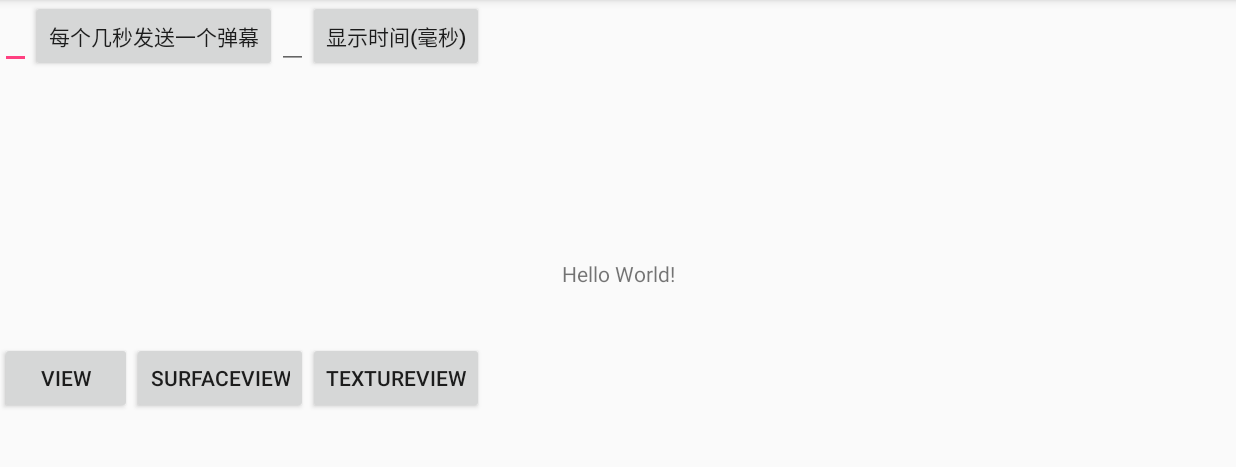
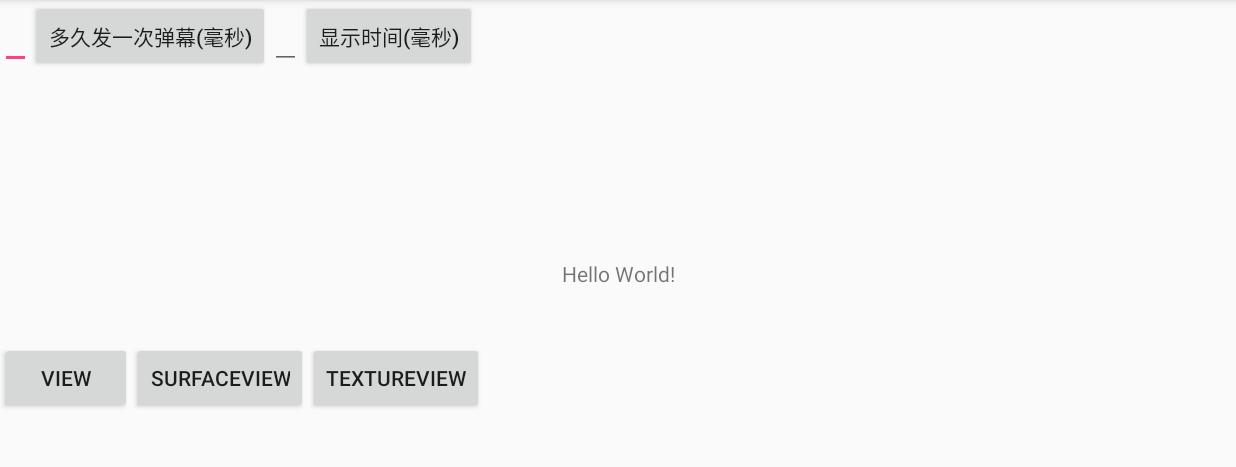
Before and after one commit to Joyounger/BulletComments, an Android app: the screen it shows after launch (MainActivity), on a phone screen of 824 x 412 dp (held sideways), the part 72-539 px from its top. Run offline under Robolectric (Android 15) with nearby library versions, the phone set to English and light mode, and no system bars.

Commit message:
1 修改button提示文字 2 调整弹幕发送频率,发送速度和弹幕字体大小
Signed-off-by: Joyounger <942510346@qq.com>

```diff
--- a/app/src/main/res/layout/activity_main.xml
+++ b/app/src/main/res/layout/activity_main.xml
@@ -27,7 +27,7 @@
 
         <Button
             android:id="@+id/button0"
-            android:text="每个几秒发送一个弹幕"
+            android:text="多久发一次弹幕(毫秒)"
             android:layout_width="wrap_content"
             android:layout_height="wrap_content" />
 
```
Also changed, not shown: app/src/main/java/com/example/app/bulletcomments/FloatView.java (+8 -7 lines).
